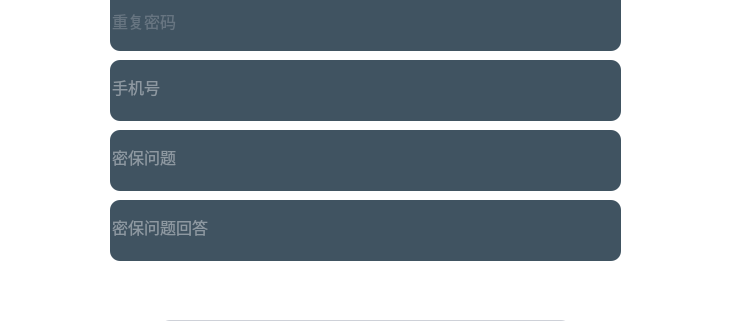
First picture: the form in WeNoChat/regist.ui, repository CladernyJorn/WeNoChat, before the edit; both pictures show x 0 to 731 and y 310 to 631 of the 731 by 723 pixel window.
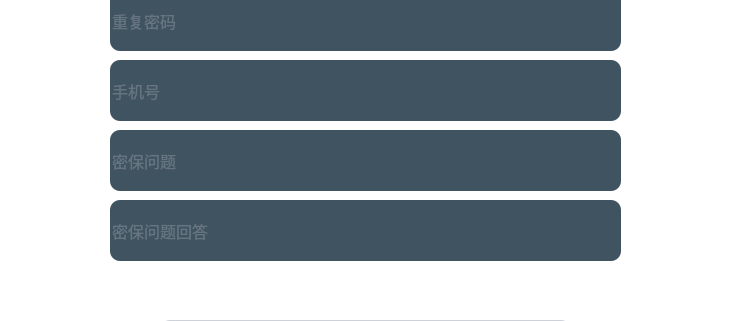
Second picture: the form after the edit. Icons and pictures are not drawn.

Diff of the .ui file:
```diff
--- a/WeNoChat/regist.ui
+++ b/WeNoChat/regist.ui
@@ -196,11 +196,11 @@
      </rect>
     </property>
     <property name="text">
+     <string/>
+    </property>
+    <property name="placeholderText">
      <string>手机号</string>
     </property>
-    <property name="placeholderText">
-     <string>密码</string>
-    </property>
    </widget>
    <widget class="QLineEdit" name="questionEdit">
     <property name="geometry">
@@ -212,11 +212,11 @@
      </rect>
     </property>
     <property name="text">
+     <string/>
+    </property>
+    <property name="placeholderText">
      <string>密保问题</string>
     </property>
-    <property name="placeholderText">
-     <string>密码</string>
-    </property>
    </widget>
    <widget class="QLineEdit" name="answerEdit">
     <property name="geometry">
@@ -228,11 +228,11 @@
      </rect>
     </property>
     <property name="text">
+     <string/>
+    </property>
+    <property name="placeholderText">
      <string>密保问题回答</string>
     </property>
-    <property name="placeholderText">
-     <string>密码</string>
-    </property>
    </widget>
   </widget>
  </widget>
```
